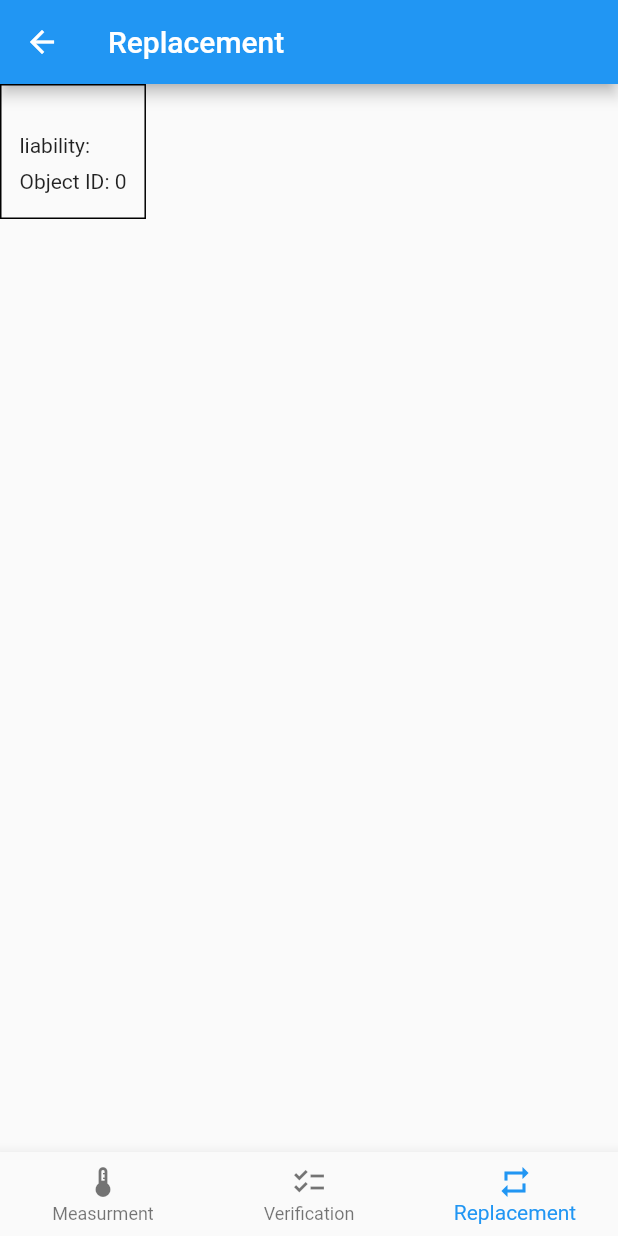
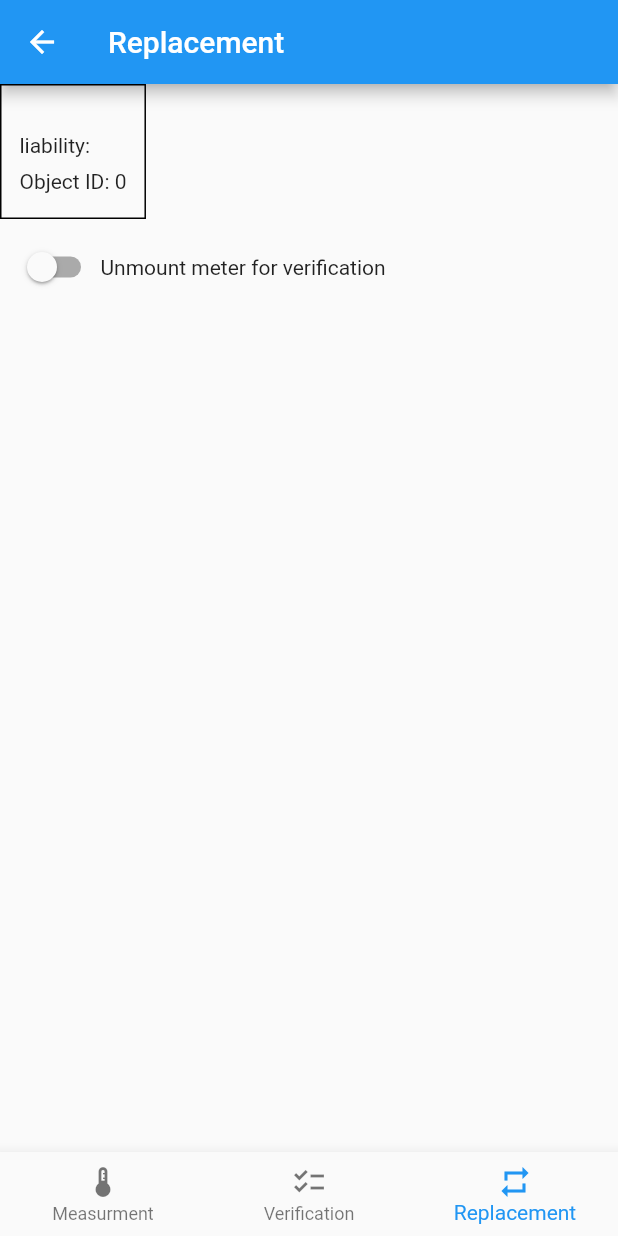
Before and after one commit to Not0range/CommPay, a Flutter app: the WaterMeterRoute screen opened directly with empty values, item 3 of the bottom bar chosen, on a phone screen of 412 x 824 dp. Run offline on Flutter 3.47's test engine with Material 2 defaults, Android fonts, the phone set to English and light mode, and no system bars; our stand-ins replace image_picker; missing offline and left inert: mobile_scanner; generated files the repository leaves out were written again.

Commit message:
Create replacement page

```diff
--- a/lib/locale/app_en.arb
+++ b/lib/locale/app_en.arb
@@ -6,6 +6,7 @@
   "inputError": "Wrong value",
   "leastValue": "Current value at least previous",
   "sameValue": "Values must be different",
+  "emptyError": "Field must be filled",
 
   "authorization": "Authorization",
   "comPay": "Com pay",
--- a/lib/locale/app_ru.arb
+++ b/lib/locale/app_ru.arb
@@ -6,6 +6,7 @@
   "inputError": "Неверное значение",
   "leastValue": "Текущее значение должно быть больше",
   "sameValue": "Занчения должны различаться",
+  "emptyError": "Поле должно быть заполено",
 
   "authorization": "Авторизация",
   "comPay": "Комунальные платежи",
--- a/lib/routes/water_routes/water_tabs/water_measurment_tab.dart
+++ b/lib/routes/water_routes/water_tabs/water_measurment_tab.dart
@@ -127,6 +127,8 @@ class _WaterMeasurmentTabState extends State<WaterMeasurmentTab>
         return AppLocalizations.of(context)!.sameValue;
       case ErrorType.wrongValue:
         return AppLocalizations.of(context)!.inputError;
+      case ErrorType.emptyValue:
+        return AppLocalizations.of(context)!.emptyError;
     }
   }
 
@@ -197,4 +199,4 @@ class _WaterMeasurmentTabState extends State<WaterMeasurmentTab>
   }
 }
 
-enum ErrorType { none, sameValues, leastValue, wrongValue }
+enum ErrorType { none, sameValues, leastValue, wrongValue, emptyValue }
--- a/lib/routes/water_routes/water_tabs/water_replacement_tab.dart
+++ b/lib/routes/water_routes/water_tabs/water_replacement_tab.dart
@@ -1,11 +1,16 @@
+import 'package:com_pay/utils.dart';
 import 'package:com_pay/widgets/water_meter_widget.dart';
 import 'package:flutter/material.dart';
 
 import '../../../entities/water_meter.dart';
+import 'package:flutter_gen/gen_l10n/app_localizations.dart';
+
+import '../../../widgets/date_picker.dart';
+import '../../../widgets/text_input.dart';
 
 class WaterReplacementTab extends StatefulWidget {
   final WaterMeter meter;
-  final void Function(bool state)? onChecking;
+  final void Function(dynamic state)? onChecking;
 
   const WaterReplacementTab({super.key, required this.meter, this.onChecking});
 
@@ -18,9 +23,12 @@ class _WaterReplacementTab extends State<WaterReplacementTab>
   late Animation<double> animation;
   late AnimationController controller;
 
-  bool unmount = false;
-  DateTime? unmountDate;
-  DateTime? installDate;
+  bool replace = false;
+  DateTime? replacementDate;
+  String serial = '';
+  String value = '';
+  ErrorType serialError = ErrorType.emptyValue;
+  ErrorType valueError = ErrorType.emptyValue;
 
   @override
   void initState() {
@@ -34,11 +42,136 @@ class _WaterReplacementTab extends State<WaterReplacementTab>
       });
   }
 
+  void _setReplace(bool value) {
+    if (value) {
+      controller.forward();
+    } else {
+      controller.reverse();
+    }
+    setState(() {
+      replace = value;
+    });
+  }
+
+  void _setSerial(String value) {
+    setState(() {
+      serial = value;
+      _checkValues();
+    });
+  }
+
+  void _setValue(String value) {
+    setState(() {
+      this.value = value;
+      _checkValues();
+    });
+  }
+
+  void _setReplacementDate(DateTime value) {
+    setState(() {
+      replacementDate = value;
+      _checkValues();
+    });
+  }
+
+  void _checkValues() {
+    if (serial.isEmptyOrSpace) {
+      serialError = ErrorType.emptyValue;
+    } else if (int.tryParse(serial) == null) {
+      serialError = ErrorType.wrongValue;
+    } else {
+      serialError = ErrorType.none;
+    }
+    if (value.isEmptyOrSpace) {
+      valueError = ErrorType.emptyValue;
+    } else if (int.tryParse(value) == null) {
+      valueError = ErrorType.wrongValue;
+    } else {
+      valueError = ErrorType.none;
+    }
+    if (valueError == ErrorType.none &&
+        serialError == ErrorType.none &&
+        replacementDate != null) {
+      var m = widget.meter;
+      widget.onChecking?.call(true);
+    } else {
+      widget.onChecking?.call(null);
+    }
+  }
+
+  String _getErrorText(ErrorType type) {
+    switch (type) {
+      case ErrorType.none:
+        return '';
+      case ErrorType.wrongValue:
+        return AppLocalizations.of(context)!.inputError;
+      case ErrorType.emptyValue:
+        return AppLocalizations.of(context)!.emptyError;
+    }
+  }
+
   @override
   Widget build(BuildContext context) {
     return Column(
         crossAxisAlignment: CrossAxisAlignment.start,
         mainAxisAlignment: MainAxisAlignment.start,
-        children: [WaterMeterWidget(widget.meter)]);
+        children: [
+          WaterMeterWidget(widget.meter),
+          Padding(
+            padding: const EdgeInsets.only(left: 8, right: 8, top: 8),
+            child: Column(
+              children: [
+                SizeTransition(
+                  sizeFactor: animation,
+                  axisAlignment: -1,
+                  child: Column(
+                    children: [
+                      Padding(
+                        padding: const EdgeInsets.only(top: 8),
+                        child: TextInput(
+                          text: serial,
+                          placeholder: AppLocalizations.of(context)!.prevValue,
+                          keyboardType: TextInputType.number,
+                          onChanged: _setSerial,
+                          subText: _getErrorText(serialError),
+                          subTextStyle: TextStyle(
+                              color: Theme.of(context).colorScheme.error),
+                        ),
+                      ),
+                      DatePicker(
+                        placeholder: AppLocalizations.of(context)!.mountingDate,
+                        date: replacementDate,
+                        onChange: _setReplacementDate,
+                      ),
+                      Padding(
+                        padding: const EdgeInsets.only(top: 8),
+                        child: TextInput(
+                          text: value,
+                          placeholder: AppLocalizations.of(context)!.prevValue,
+                          keyboardType: TextInputType.number,
+                          onChanged: _setValue,
+                          subText: _getErrorText(valueError),
+                          subTextStyle: TextStyle(
+                              color: Theme.of(context).colorScheme.error),
+                        ),
+                      ),
+                    ],
+                  ),
+                ),
+                Row(
+                  children: [
+                    Switch(value: replace, onChanged: _setReplace),
+                    InkWell(
+                      onTap: () => _setReplace(!replace),
+                      child: Text(AppLocalizations.of(context)!.unmount),
+                    )
+                  ],
+                )
+              ],
+            ),
+          )
+        ]);
   }
 }
+
+enum ErrorType { none, wrongValue, emptyValue }
```
